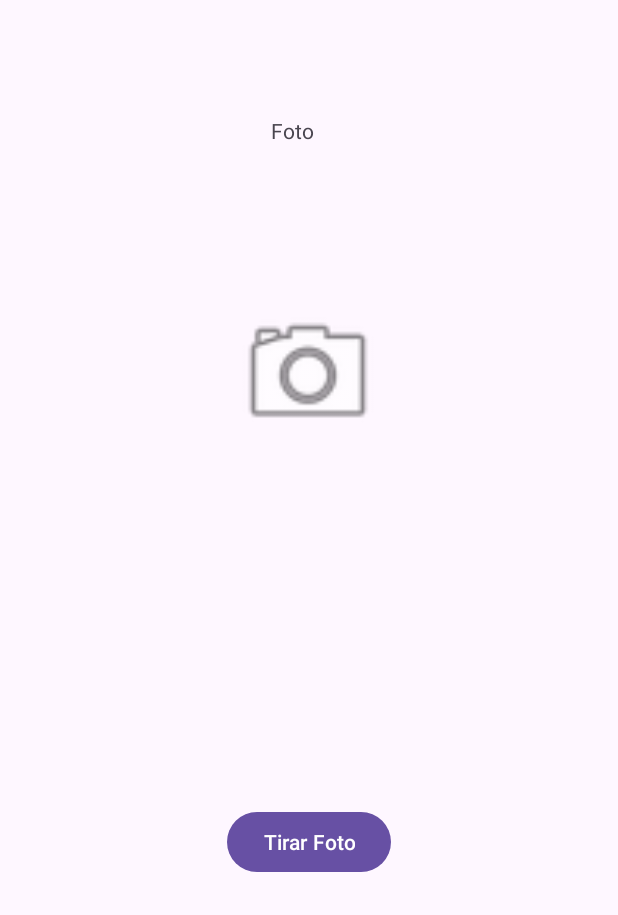
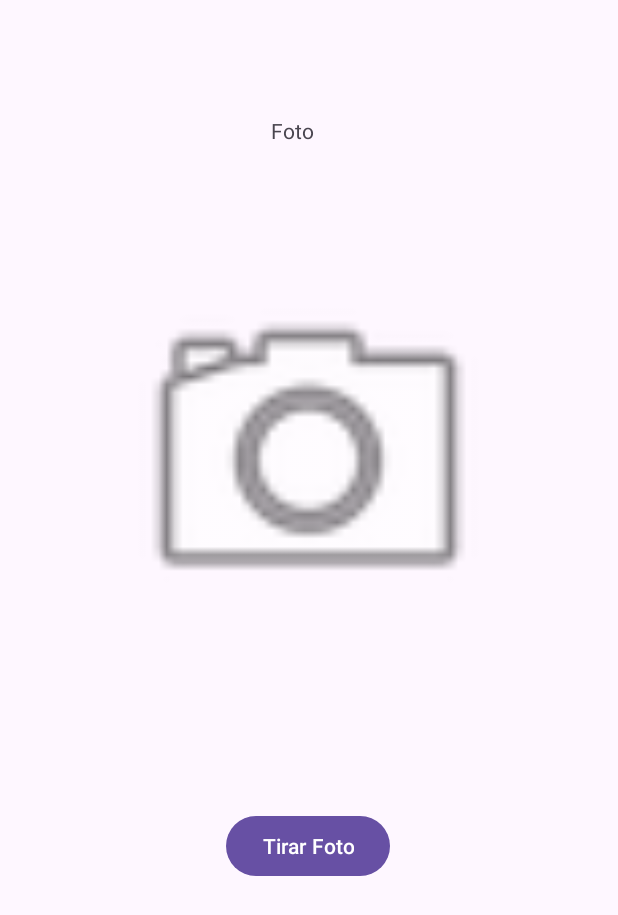
Before and after one commit to rickfsoares/Foto-PDM, an Android app: the screen it shows after launch (MainActivity), after a tap on "Tirar Foto", on a phone screen of 412 x 824 dp. Shown: the top 915 px of the screen. Run offline under Robolectric (Android 15) with nearby library versions, the phone set to English and light mode, and no system bars.

Commit message:
atividade finalizada

```diff
--- a/app/src/main/AndroidManifest.xml
+++ b/app/src/main/AndroidManifest.xml
@@ -5,6 +5,9 @@
     <uses-permission android:name="android.permission.CAMERA" />
     <uses-feature android:name="android.hardware.camera" />
     <uses-feature android:name="android.hardware.camera.autofocus" />
+
+    <uses-permission android:name="android.permission.WRITE_EXTERNAL_STORAGE" />
+    <uses-permission android:name="android.permission.READ_EXTERNAL_STORAGE" />
 
     <application
         android:allowBackup="true"
--- a/app/src/main/java/br/edu/ifpb/foto/MainActivity.kt
+++ b/app/src/main/java/br/edu/ifpb/foto/MainActivity.kt
@@ -1,21 +1,20 @@
 package br.edu.ifpb.foto
 
 import android.content.Intent
-import android.graphics.Bitmap
 import androidx.appcompat.app.AppCompatActivity
 import android.os.Bundle
-import android.os.Handler
-import android.os.Looper
 import android.provider.MediaStore
 import android.util.Log
 import android.widget.Button
 import android.widget.ImageView
+import android.net.Uri
+import android.content.ContentValues
 
 class MainActivity : AppCompatActivity() {
     private lateinit var foto: ImageView
     private lateinit var botao: Button
+    private lateinit var imageUri: Uri
 
-    private val temporizador = Handler(Looper.getMainLooper())
     override fun onCreate(savedInstanceState: Bundle?) {
         super.onCreate(savedInstanceState)
         setContentView(R.layout.activity_main)
@@ -24,14 +23,14 @@ class MainActivity : AppCompatActivity() {
         this.botao = findViewById(R.id.bTirarFoto)
 
         this.botao.setOnClickListener {
+            val values = ContentValues()
+            values.put(MediaStore.Images.Media.TITLE, "Nova Imagem")
+            values.put(MediaStore.Images.Media.DESCRIPTION, "Imagem capturada pela câmera")
+            imageUri = contentResolver.insert(MediaStore.Images.Media.EXTERNAL_CONTENT_URI, values)!!
+
             val intent = Intent(MediaStore.ACTION_IMAGE_CAPTURE)
-
-            if (intent.resolveActivity(packageManager) != null) {
-                startActivityForResult(intent, CAMERA_REQUEST_CODE)
-            } else {
-                // cruza os dedos para não dar errado
-                Log.e("APP-FOTO", "Nenhum aplicativo de câmera disponível")
-            }
+            intent.putExtra(MediaStore.EXTRA_OUTPUT, imageUri)
+            startActivityForResult(intent, CAMERA_REQUEST_CODE)
         }
     }
 
@@ -39,18 +38,12 @@ class MainActivity : AppCompatActivity() {
         super.onActivityResult(requestCode, resultCode, data)
 
         if (requestCode == CAMERA_REQUEST_CODE && resultCode == RESULT_OK) {
-            val imageBitmap = data?.extras?.get("data") as Bitmap
-            foto.setImageBitmap(imageBitmap)
-
-            temporizador.postDelayed({
-                finish()
-            }, 1000)
-
-
+            foto.setImageURI(imageUri)
         }
     }
 
     companion object {
         private const val CAMERA_REQUEST_CODE = 100
     }
+
 }
--- a/app/src/main/res/layout/activity_main.xml
+++ b/app/src/main/res/layout/activity_main.xml
@@ -20,8 +20,8 @@
 
     <ImageView
         android:id="@+id/ivFoto"
-        android:layout_width="124dp"
-        android:layout_height="100dp"
+        android:layout_width="287dp"
+        android:layout_height="259dp"
         app:layout_constraintBottom_toBottomOf="parent"
         app:layout_constraintEnd_toEndOf="parent"
         app:layout_constraintHorizontal_bias="0.498"
@@ -37,7 +37,9 @@
         android:text="Tirar Foto"
         app:layout_constraintBottom_toBottomOf="parent"
         app:layout_constraintEnd_toEndOf="parent"
+        app:layout_constraintHorizontal_bias="0.498"
         app:layout_constraintStart_toStartOf="parent"
-        app:layout_constraintTop_toBottomOf="@+id/ivFoto" />
+        app:layout_constraintTop_toBottomOf="@+id/ivFoto"
+        app:layout_constraintVertical_bias="0.313" />
 
 </androidx.constraintlayout.widget.ConstraintLayout>
```
